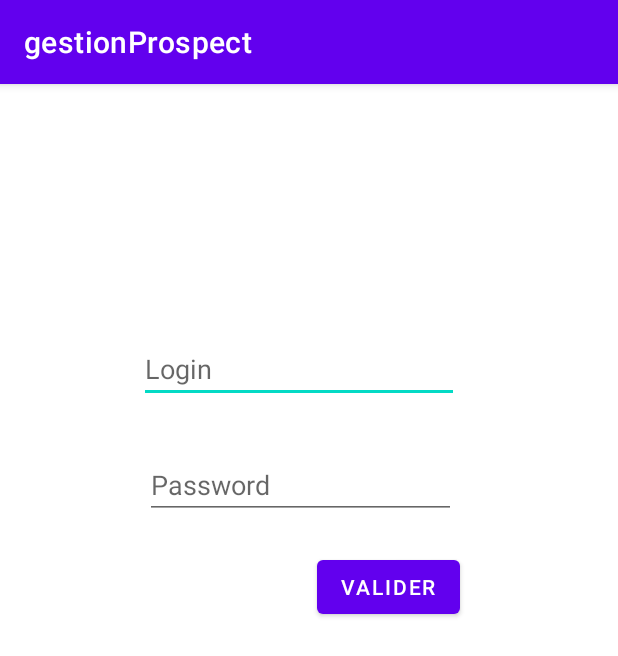
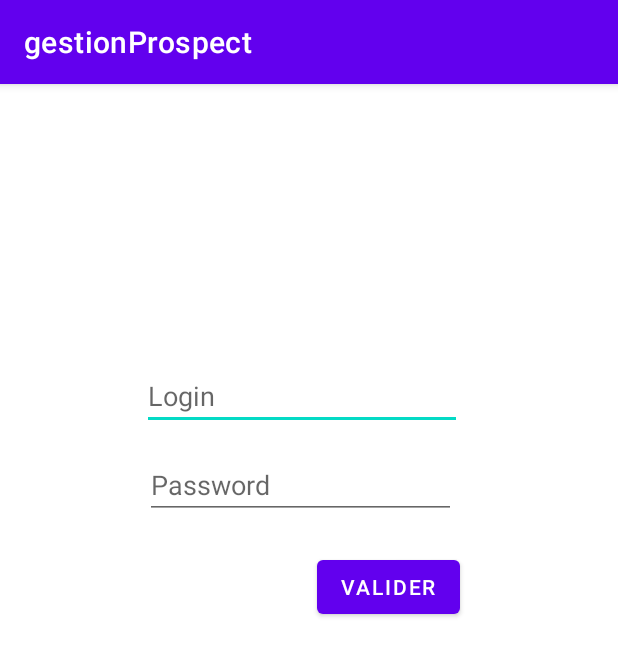
Before and after one commit to sylvain-grousset/gestionProspect, an Android app: the screen it shows after launch (MainActivity), after a tap on "VALIDER", on a phone screen of 412 x 824 dp. Shown: the top 656 px of the screen. Run offline under Robolectric (Android 15) with nearby library versions, the phone set to English and light mode, and no system bars; 3 statements that could not run were skipped.

```diff
--- a/app/src/main/java/com/example/gestionprospect/Control/Control.java
+++ /dev/null
@@ -1,28 +0,0 @@
-package com.example.gestionprospect.Control;
-
-
-import androidx.appcompat.app.AppCompatActivity;
-
-public class Control extends AppCompatActivity {
-
-    //SQLiteBDD db = new SQLiteBDD(Control.this);
-
-    public Control(){
-
-    }
-
-
-    public void connexion(String login, String mdp){
-
-        //db.connexion1(login, mdp);
-
-        /*if(db.connexion(login, mdp) == true){
-            Log.d("TEST2", "CONNEXION OK");
-        }else{
-            Log.d("TEST3", "CONNEXION INCORRECT");
-        }
-         */
-
-    }
-
-}
--- /dev/null
+++ b/app/src/main/java/com/example/gestionprospect/Database/DatabaseHelper.java
@@ -0,0 +1,73 @@
+package com.example.gestionprospect.Database;
+
+import android.content.ContentValues;
+import android.content.Context;
+import android.database.Cursor;
+import android.database.sqlite.SQLiteDatabase;
+import android.database.sqlite.SQLiteOpenHelper;
+
+public class DatabaseHelper extends SQLiteOpenHelper {
+
+    private String TABLE_USERS = "CREATE TABLE USERS ("
+            + "login TEXT PRIMARY KEY,"
+            + "password TEXT);";
+
+    private String TABLE_PROSPECT = "CREATE TABLE PROSPECT ("
+            + "nom TEXT,"
+            + "prenom TEXT,"
+            + "phone TEXT,"
+            + "email TEXT);";
+
+    public DatabaseHelper(Context context){
+        super(context, "prospect.db", null, 1);
+
+    }
+
+    @Override
+    public void onCreate(SQLiteDatabase db) {
+        db.execSQL(TABLE_USERS);
+        db.execSQL(TABLE_PROSPECT);
+    }
+
+    @Override
+    public void onUpgrade(SQLiteDatabase db, int oldVersion, int newVersion) {
+        db.execSQL("DROP TABLE IF EXISTS USERS,"
+                 + "DROP TABLE IF EXISTS PROSPECT;");
+        onCreate(db);
+    }
+
+    /**
+     * <p>Récupère le mot de passe de l'utilisateur qui demande à se connecter</p>
+     * @param login
+     * @return String mdp
+     */
+    public String getPassword(String login){
+        SQLiteDatabase db = getReadableDatabase();
+        Cursor cursor = db.rawQuery("SELECT password FROM USERS WHERE login = '" + login + "';", null);
+        cursor.moveToFirst();
+        return cursor.getString(0);
+
+    }
+
+    //Bouchon pour créer des utilisateurs
+    public void createUsers(){
+        SQLiteDatabase db = getWritableDatabase();
+        String query = "INSERT INTO USERS VALUES ('SGROUSSET', 'bpsen');";
+        //ContentValues cv = new ContentValues();
+        //cv.put("login", "SGROUSSET");
+        //cv.put("password", "bpsen");
+        //db.insert("USERS", null, cv);
+        db.execSQL(query);
+    }
+
+    public void insertProspect(String nom, String prenom, String phone, String email){
+        SQLiteDatabase db = getWritableDatabase();
+        ContentValues cv = new ContentValues();
+        cv.put("nom", nom);
+        cv.put("prenom", prenom);
+        cv.put("phone", phone);
+        cv.put("email", email);
+        db.insert("prospect", null, cv);
+    }
+
+}
--- a/app/src/main/java/com/example/gestionprospect/MainActivity.java
+++ b/app/src/main/java/com/example/gestionprospect/MainActivity.java
@@ -2,22 +2,18 @@ package com.example.gestionprospect;
 
 import androidx.appcompat.app.AppCompatActivity;
 
-import android.content.Context;
+import android.content.Intent;
+import android.graphics.BlendMode;
 import android.view.View;
 import android.widget.*;
 import android.os.Bundle;
 
-import com.example.gestionprospect.Control.Control;
-import com.example.gestionprospect.Model.AccesLocal;
+import com.example.gestionprospect.Database.DatabaseHelper;
+import com.example.gestionprospect.Model.Entreprise;
 
 public class MainActivity extends AppCompatActivity {
 
-    private AccesLocal accesLocal;
-
-    private TextView textViewLogin;
-    private TextView textViewMDP;
-
-    private Control control = new Control();
+    DatabaseHelper db;
 
     private TextView login;
     private TextView password;
@@ -25,22 +21,23 @@ public class MainActivity extends AppCompatActivity {
 
     @Override
     protected void onCreate(Bundle savedInstanceState) {
+
         super.onCreate(savedInstanceState);
         setContentView(R.layout.activity_main);
-        accesLocal = new AccesLocal(this);
 
-        accesLocal.ajout();
+        db.createUsers();
 
-        //Liens entre graphique/variable
+        db = new DatabaseHelper(this);
+
+
         login = (TextView) findViewById(R.id.editTextLogin);
         password = (TextView) findViewById(R.id.editTextPassword);
         validate = (Button) findViewById(R.id.btn_Validate);
 
-        //Quand on click sur le bouton --> méthode connection
         validate.setOnClickListener(new View.OnClickListener() {
             @Override
             public void onClick(View v) {
-                accesLocal.checkConnexion(login.getText().toString(), password.getText().toString());
+                connection(login.getText().toString(), password.getText().toString());
             }
         });
 
@@ -48,20 +45,17 @@ public class MainActivity extends AppCompatActivity {
     }
 
     //vérifie le login et MDP de l'utilisateur
-    public void connection(String login, String password){
+    public void connection(String loginUtilisateur, String mdp){
 
-        //control.connexion(login, password);
-       /* if(control.connexion(login, password) == true){
-             Intent intent=new Intent(this, Accueil.class);
-             startActivity(intent);
-        }else{
+        if (db.getPassword(loginUtilisateur).compareTo(mdp) == 0) {
+            Intent intent = new Intent(this, Accueil.class);
+            startActivity(intent);
+        } else {
+            password.setText("");
+            login.setText("");
             Toast.makeText(getApplicationContext(), "Login/MDP INCORRECT", Toast.LENGTH_SHORT).show();
+
         }
-        */
-
-
-
-
     }
 
 
--- a/app/src/main/java/com/example/gestionprospect/Model/AccesLocal.java
+++ /dev/null
@@ -1,33 +0,0 @@
-package com.example.gestionprospect.Model;
-
-import android.content.Context;
-import android.database.Cursor;
-import android.database.sqlite.SQLiteDatabase;
-import android.util.Log;
-
-import com.example.gestionprospect.Outil.MySQLiteOpenHelper;
-
-public class AccesLocal {
-    private String nomBase = "bdUsers.db";
-    private int version = 1;
-    private MySQLiteOpenHelper accesBD;
-    private SQLiteDatabase bd;
-
-    public AccesLocal(Context context){
-        accesBD = new MySQLiteOpenHelper(context, nomBase, null, version);
-    }
-
-    public void ajout(){
-        bd = accesBD.getWritableDatabase();
-        String req = "INSERT INTO USERS VALUES('SGROUSSET', 'bpsen');";
-        bd.execSQL(req);
-    }
-
-    public void checkConnexion(String login, String password){
-        bd = accesBD.getWritableDatabase();
-        //Cursor c = bd.rawQuery("SELECT password FROM USERS WHERE login = '" + login + "';", null);
-
-        Log.d("TEST1", c.getString(0));
-    }
-
-}
--- a/app/src/main/java/com/example/gestionprospect/Outil/MySQLiteOpenHelper.java
+++ /dev/null
@@ -1,26 +0,0 @@
-package com.example.gestionprospect.Outil;
-
-import android.content.Context;
-import android.database.sqlite.SQLiteDatabase;
-import android.database.sqlite.SQLiteOpenHelper;
-
-public class MySQLiteOpenHelper extends SQLiteOpenHelper {
-
-    private String create = "CREATE TABLE USERS ("
-            + "login TEXT PRIMARY KEY,"
-            + "password TEXT);";
-
-    public MySQLiteOpenHelper(Context context, String name, SQLiteDatabase.CursorFactory factory, int version){
-        super(context, name, factory, version);
-    }
-
-    @Override
-    public void onCreate(SQLiteDatabase db) {
-        db.execSQL(create);
-    }
-
-    @Override
-    public void onUpgrade(SQLiteDatabase db, int oldVersion, int newVersion) {
-
-    }
-}
--- a/app/src/main/res/layout/activity_main.xml
+++ b/app/src/main/res/layout/activity_main.xml
@@ -10,21 +10,19 @@
         android:id="@+id/editTextLogin"
         android:layout_width="wrap_content"
         android:layout_height="wrap_content"
-        android:layout_marginStart="95dp"
-        android:layout_marginLeft="95dp"
+        android:layout_marginStart="96dp"
+        android:layout_marginLeft="96dp"
         android:layout_marginTop="167dp"
-        android:layout_marginEnd="106dp"
-        android:layout_marginRight="106dp"
+        android:layout_marginEnd="105dp"
+        android:layout_marginRight="105dp"
         android:layout_marginBottom="519dp"
         android:ems="10"
         android:hint="Login"
         android:inputType="textPersonName"
         app:layout_constraintBottom_toBottomOf="parent"
         app:layout_constraintEnd_toEndOf="parent"
-        app:layout_constraintHorizontal_bias="1.0"
         app:layout_constraintStart_toStartOf="parent"
-        app:layout_constraintTop_toTopOf="parent"
-        app:layout_constraintVertical_bias="0.0" />
+        app:layout_constraintTop_toTopOf="parent" />
 
     <EditText
         android:id="@+id/editTextPassword"
```
Also changed, not shown: app/src/main/java/com/example/gestionprospect/Model/Entreprise.java (added, +31 -0 lines), app/src/main/java/com/example/gestionprospect/Model/Prospect.java (renamed from app/src/main/java/com/example/gestionprospect/Prospect.java, +17 -1 lines), app/src/main/java/com/example/gestionprospect/Nouveau.java (+9 -3 lines).
